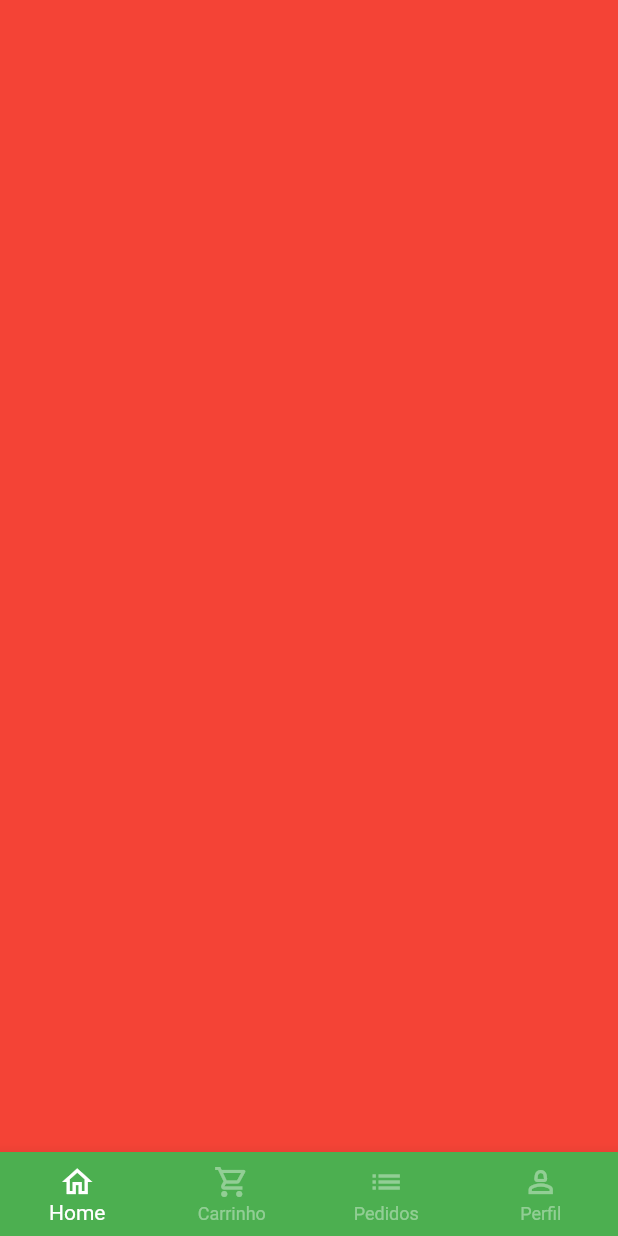
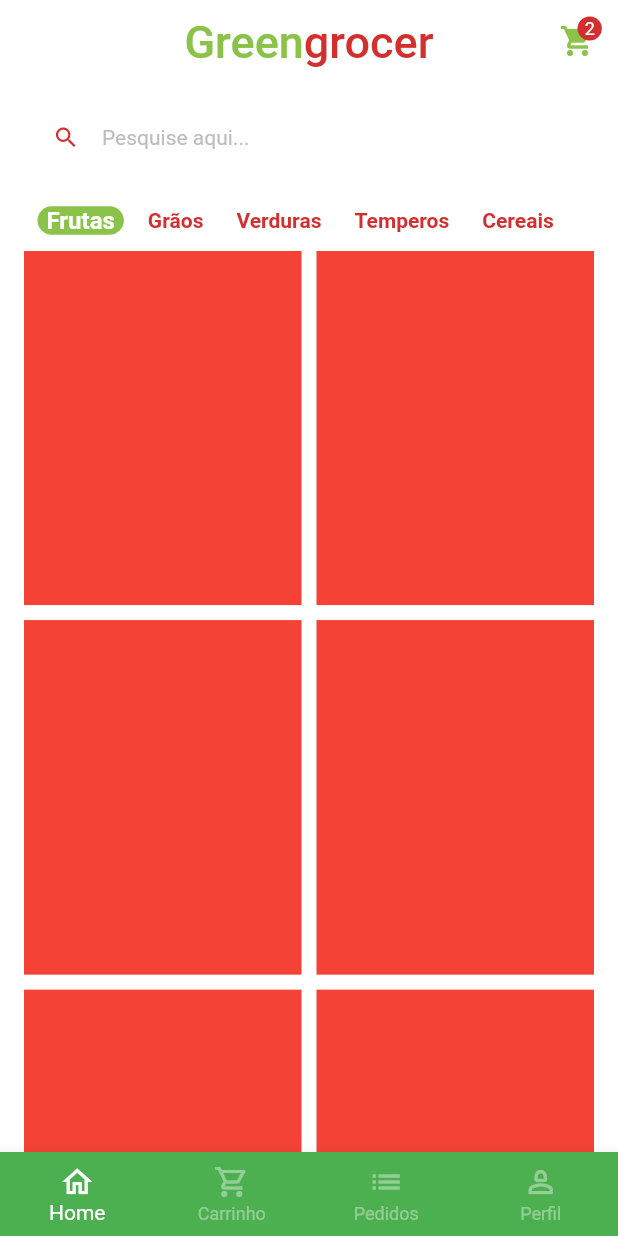
Before and after one commit to dmardoqueu/greengrocer, a Flutter app: the BaseScreen screen opened directly, on a phone screen of 412 x 824 dp. Run offline on Flutter 3.47's test engine with Material 2 defaults, Android fonts, the phone set to English and light mode, and no system bars; our stand-ins replace animated_text_kit, mask_text_input_formatter.

Commit message:
criando categorias e grid

```diff
--- a/lib/main.dart
+++ b/lib/main.dart
@@ -1,5 +1,5 @@
 import 'package:flutter/material.dart';
-import 'src/auth/sign_in_screen.dart';
+import 'src/pages/auth/sign_in_screen.dart';
 
 void main() {
   runApp(const MyApp());
@@ -14,6 +14,7 @@ class MyApp extends StatelessWidget {
       title: 'Flutter Demo',
       theme: ThemeData(
         primarySwatch: Colors.green,
+        scaffoldBackgroundColor: Colors.white.withAlpha(190),
       ),
       debugShowCheckedModeBanner: false,
       home: const SignInScreen(),
--- a/lib/src/auth/sign_up_screen.dart
+++ b/lib/src/pages/auth/sign_up_screen.dart
@@ -1,7 +1,8 @@
 import 'package:flutter/material.dart';
-import 'package:greengrocer/src/auth/components/custom_text_field.dart';
 import 'package:greengrocer/src/config/custom_colors.dart';
 import 'package:mask_text_input_formatter/mask_text_input_formatter.dart';
+
+import 'components/custom_text_field.dart';
 
 class SignUpScreen extends StatelessWidget {
   SignUpScreen({super.key});
--- a/lib/src/base/base_screen.dart
+++ b/lib/src/pages/base/base_screen.dart
@@ -1,4 +1,5 @@
 import 'package:flutter/material.dart';
+import '../home/home_tab.dart';
 
 class BaseScreen extends StatefulWidget {
   const BaseScreen({super.key});
@@ -18,7 +19,7 @@ class _BaseScreenState extends State<BaseScreen> {
         physics: const NeverScrollableScrollPhysics(),
         controller: pageController,
         children: [
-          Container(color: Colors.red),
+          const HomeTab(),
           Container(color: Colors.yellow),
           Container(color: Colors.blue),
           Container(color: Colors.purple),
--- /dev/null
+++ b/lib/src/pages/home/components/category_tile.dart
@@ -0,0 +1,43 @@
+import 'package:flutter/material.dart';
+import 'package:greengrocer/src/config/custom_colors.dart';
+
+class CategoryTile extends StatelessWidget {
+  const CategoryTile({
+    super.key,
+    required this.category,
+    required this.isSelected,
+    required this.onPressed,
+  });
+
+  final String category;
+  final bool isSelected;
+  final VoidCallback onPressed;
+
+  @override
+  Widget build(BuildContext context) {
+    return GestureDetector(
+      onTap: onPressed,
+      child: Align(
+        alignment: Alignment.center,
+        child: Container(
+          padding: const EdgeInsets.symmetric(horizontal: 6),
+          decoration: BoxDecoration(
+            borderRadius: BorderRadius.circular(10),
+            color: isSelected
+                ? CustomColors.customSwatchColor
+                : Colors.transparent,
+          ),
+          child: Text(
+            category,
+            style: TextStyle(
+              color:
+                  isSelected ? Colors.white : CustomColors.customContrastColor,
+              fontWeight: FontWeight.bold,
+              fontSize: isSelected ? 16 : 14,
+            ),
+          ),
+        ),
+      ),
+    );
+  }
+}
--- /dev/null
+++ b/lib/src/pages/home/home_tab.dart
@@ -0,0 +1,141 @@
+import 'package:flutter/material.dart';
+import 'package:greengrocer/src/config/custom_colors.dart';
+import '../../config/app_data.dart' as app_data;
+import 'components/category_tile.dart';
+
+class HomeTab extends StatefulWidget {
+  const HomeTab({super.key});
+
+  @override
+  State<HomeTab> createState() => _HomeTabState();
+}
+
+class _HomeTabState extends State<HomeTab> {
+  String selectedCategory = 'Frutas';
+
+  @override
+  Widget build(BuildContext context) {
+    return Scaffold(
+//APP BAR
+      appBar: AppBar(
+        backgroundColor: Colors.transparent,
+        elevation: 0,
+        centerTitle: true,
+        title: Text.rich(
+          TextSpan(
+            style: const TextStyle(
+              fontSize: 30,
+            ),
+            children: [
+              TextSpan(
+                text: 'Green',
+                style: TextStyle(
+                  color: CustomColors.customSwatchColor,
+                ),
+              ),
+              TextSpan(
+                  text: 'grocer',
+                  style: TextStyle(color: CustomColors.customContrastColor)),
+            ],
+          ),
+        ),
+        actions: [
+          Padding(
+            padding: const EdgeInsets.only(top: 15, right: 15),
+            child: GestureDetector(
+              onTap: () {},
+              child: Badge(
+                backgroundColor: CustomColors.customContrastColor,
+                label: const Text(
+                  '2',
+                  style: TextStyle(
+                    color: Colors.white,
+                    fontSize: 12,
+                  ),
+                ),
+                child: Icon(
+                  Icons.shopping_cart,
+                  color: CustomColors.customSwatchColor,
+                ),
+              ),
+            ),
+          )
+        ],
+      ),
+
+//CAMPO DE PESQUISA
+      body: Column(
+        children: [
+          Padding(
+            padding: const EdgeInsets.symmetric(vertical: 10, horizontal: 20),
+            child: TextFormField(
+              decoration: InputDecoration(
+                filled: true,
+                fillColor: Colors.white,
+                isDense: true,
+                hintText: 'Pesquise aqui...',
+                hintStyle: TextStyle(
+                  color: Colors.grey.shade400,
+                  fontSize: 14,
+                ),
+                prefixIcon: const Icon(Icons.search),
+                prefixIconColor: CustomColors.customContrastColor,
+                border: OutlineInputBorder(
+                  borderRadius: BorderRadius.circular(60),
+                  borderSide: const BorderSide(
+                    width: 0,
+                    style: BorderStyle.none,
+                  ),
+                ),
+              ),
+            ),
+          ),
+
+//CATEGORIAS
+          Container(
+            padding: const EdgeInsets.only(left: 25),
+            height: 40,
+            child: ListView.separated(
+              scrollDirection: Axis.horizontal,
+              itemBuilder: (_, index) {
+                return CategoryTile(
+                  category: app_data.categories[index],
+                  isSelected: app_data.categories[index] == selectedCategory,
+                  onPressed: () {
+                    setState(() {
+                      selectedCategory = app_data.categories[index];
+                    });
+                  },
+                );
+              },
+              separatorBuilder: (_, index) => const SizedBox(
+                width: 10,
+              ),
+              itemCount: app_data.categories.length,
+            ),
+          ),
+
+//GRID
+          Expanded(
+            child: GridView.builder(
+              padding: const EdgeInsets.fromLTRB(16, 0, 16, 16),
+              physics: const BouncingScrollPhysics(),
+              gridDelegate: const SliverGridDelegateWithFixedCrossAxisCount(
+                crossAxisCount: 2,
+                mainAxisSpacing: 10,
+                crossAxisSpacing: 10,
+                childAspectRatio: 9 / 11.5,
+              ),
+              itemCount: app_data.items.length,
+              itemBuilder: (_, index) {
+                return Container(
+                  color: Colors.red,
+                );
+              },
+            ),
+          )
+        ],
+      ),
+    );
+  }
+}
--- a/pubspec.yaml
+++ b/pubspec.yaml
@@ -61,8 +61,8 @@ flutter:
   uses-material-design: true
 
   # To add assets to your application, add an assets section, like this:
-  # assets:
-  #   - images/a_dot_burr.jpeg
+  assets:
+    - assets/fruits/
   #   - images/a_dot_ham.jpeg
 
   # An image asset can refer to one or more resolution-specific "variants", see
```
Also changed, not shown: lib/src/config/app_data.dart (added, +72 -0 lines), lib/src/models/item_model.dart (added, +15 -0 lines), lib/src/pages/auth/sign_in_screen.dart (renamed from lib/src/auth/sign_in_screen.dart, +4 -3 lines), assets/fruits/apple (1).png (added), assets/fruits/grape.png (added), assets/fruits/guava.png (added), assets/fruits/kiwi.png (added), assets/fruits/mango.png (added), assets/fruits/papaya.png (added), lib/src/pages/auth/components/custom_text_field.dart (renamed from lib/src/auth/components/custom_text_field.dart).
